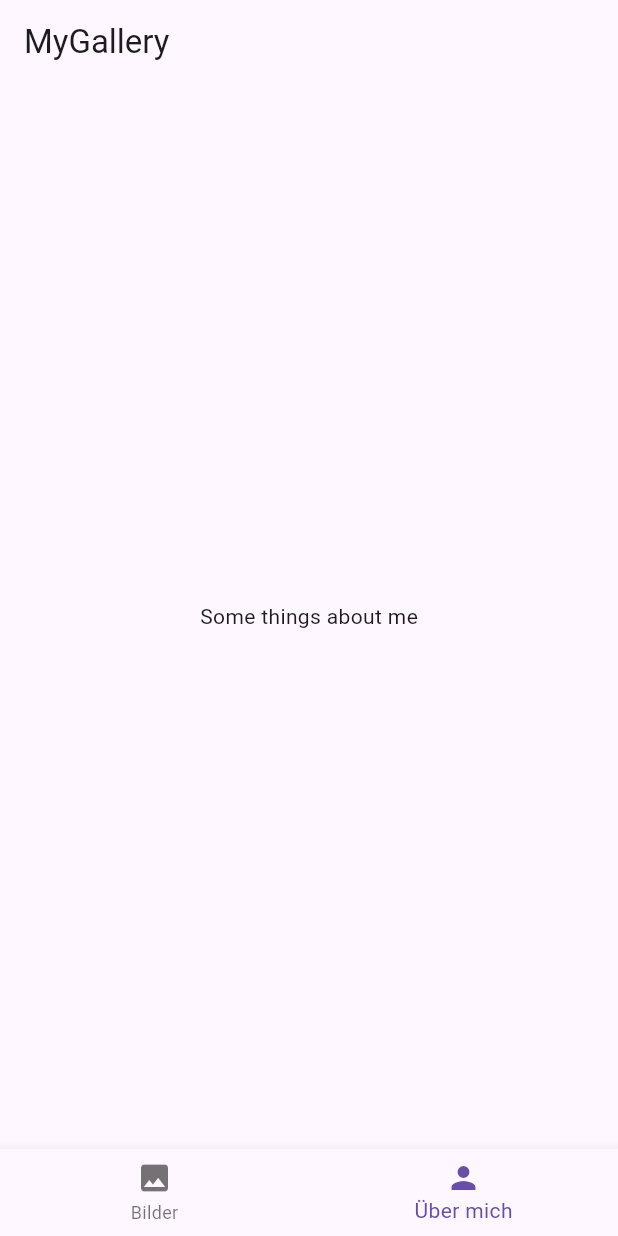
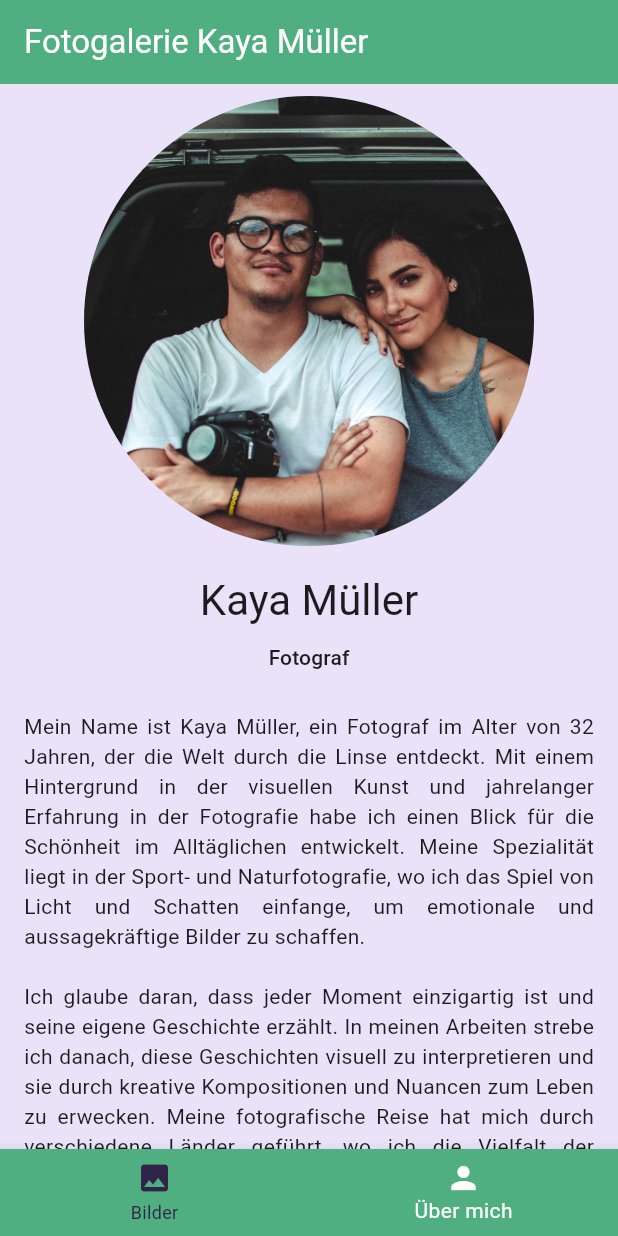
Before and after one commit to Jura17/p16_bildergalerie, a Flutter app: the screen it shows after launch, item 2 of the bottom bar chosen, on a phone screen of 412 x 824 dp. Run offline on Flutter 3.47's test engine with Material 3 defaults, Android fonts, the phone set to English and light mode, and no system bars.

Commit message:
bottom sheet improvement, add about-page

```diff
--- a/lib/about_me_screen.dart
+++ b/lib/about_me_screen.dart
@@ -5,6 +5,38 @@
 
   @override
   Widget build(BuildContext context) {
-    return Center(child: Text("Some things about me"));
+    return Container(
+      color: Color.fromARGB(255, 233, 226, 248),
+      child: Column(
+        spacing: 10,
+        children: [
+          Padding(
+            padding: const EdgeInsets.all(8.0),
+            child: CircleAvatar(
+              radius: 150,
+              backgroundImage: AssetImage("assets/images/kaya.jpg"),
+            ),
+          ),
+          Text(
+            "Kaya Müller",
+            style: Theme.of(context).textTheme.headlineMedium,
+          ),
+          Text(
+            "Fotograf",
+            style: Theme.of(context).textTheme.labelLarge,
+          ),
+          Expanded(
+            child: SingleChildScrollView(
+              child: Padding(
+                padding: const EdgeInsets.all(16.0),
+                child: Text(
+                    textAlign: TextAlign.justify,
+                    "Mein Name ist Kaya Müller, ein Fotograf im Alter von 32 Jahren, der die Welt durch die Linse entdeckt. Mit einem Hintergrund in der visuellen Kunst und jahrelanger Erfahrung in der Fotografie habe ich einen Blick für die Schönheit im Alltäglichen entwickelt. Meine Spezialität liegt in der Sport- und Naturfotografie, wo ich das Spiel von Licht und Schatten einfange, um emotionale und aussagekräftige Bilder zu schaffen.\n\nIch glaube daran, dass jeder Moment einzigartig ist und seine eigene Geschichte erzählt. In meinen Arbeiten strebe ich danach, diese Geschichten visuell zu interpretieren und sie durch kreative Kompositionen und Nuancen zum Leben zu erwecken. Meine fotografische Reise hat mich durch verschiedene Länder geführt, wo ich die Vielfalt der Kulturen und Landschaften festhalte, immer auf der Suche nach neuen Perspektiven und Herausforderungen.\n\nMein Anspruch ist es, mit meinen Bildern nicht nur zu dokumentieren, sondern auch zu inspirieren und zu berühren. Jeder Auftrag und jedes Projekt ist für mich eine Möglichkeit, meine Leidenschaft und mein Können zu zeigen und eine Verbindung zwischen dem Betrachter und dem Bild herzustellen."),
+              ),
+            ),
+          )
+        ],
+      ),
+    );
   }
 }
--- a/lib/main.dart
+++ b/lib/main.dart
@@ -12,6 +12,7 @@
   @override
   Widget build(BuildContext context) {
     return MaterialApp(
+      debugShowCheckedModeBanner: false,
       home: GalleryApp(),
     );
   }
@@ -19,6 +20,7 @@
 
 class GalleryApp extends StatefulWidget {
   const GalleryApp({super.key});
+  static Color backGroundColor = Color.fromARGB(255, 80, 175, 129);
 
   @override
   State<GalleryApp> createState() => _GalleryAppState();
@@ -31,13 +33,20 @@
   Widget build(BuildContext context) {
     return Scaffold(
       appBar: AppBar(
-        title: Text("MyGallery"),
+        title: Text(
+          "Fotogalerie Kaya Müller",
+          style: TextStyle(color: Colors.white),
+        ),
+        backgroundColor: GalleryApp.backGroundColor,
       ),
       body: [
         GalleryScreen(),
         AboutMeScreen(),
       ][activeIndex],
       bottomNavigationBar: BottomNavigationBar(
+          selectedItemColor: Colors.white,
+          unselectedItemColor: Color.fromARGB(255, 48, 36, 73),
+          backgroundColor: GalleryApp.backGroundColor,
           currentIndex: activeIndex,
           onTap: (index) {
             setState(() {
```
Also changed, not shown: lib/gallery_item.dart (+21 -4 lines).
